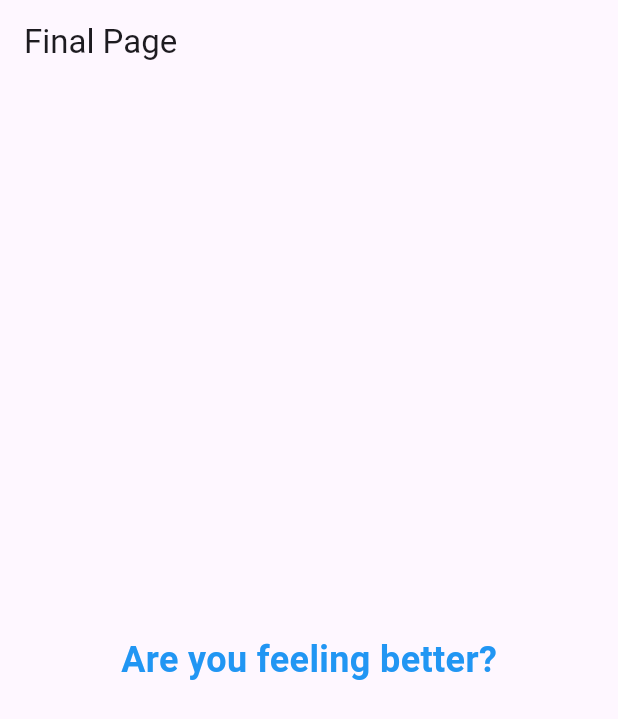
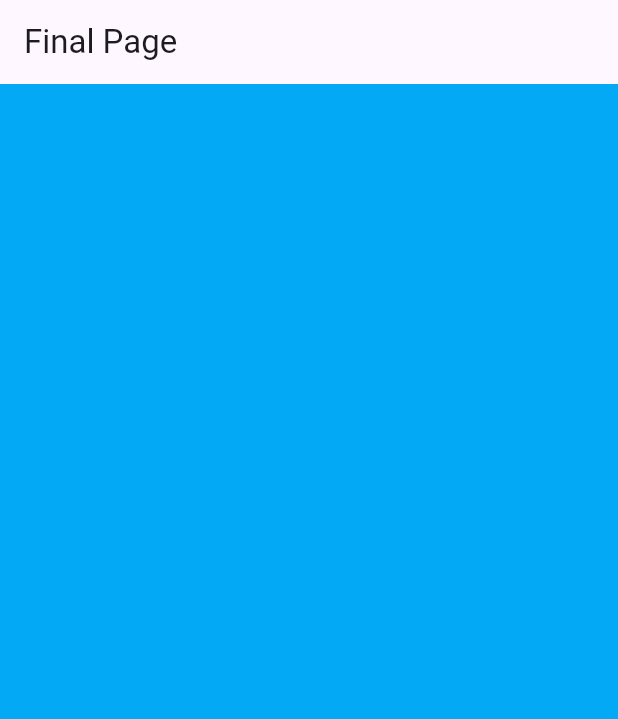
Before and after one commit to sn119/mental_health_app, a Flutter app: the screen it shows after launch, on a phone screen of 412 x 824 dp. Shown: the top 719 px of the screen. Run offline on Flutter 3.47's test engine with Material 3 defaults, Android fonts, the phone set to English and light mode, and no system bars.

Commit message:
edited colors for final page

```diff
--- a/lib/main.dart
+++ b/lib/main.dart
@@ -24,13 +24,14 @@ class FinalPage extends StatelessWidget {
       appBar: AppBar(
         title: Text('Final Page'),
       ),
+      backgroundColor: Colors.lightBlue,
       body: Center(
         child: Text(
           'Are you feeling better?',
           style: TextStyle(
             fontSize: 24.0,
             fontWeight: FontWeight.bold,
-            color: Colors.blue,
+            color: Color.fromARGB(0, 0, 0, 0),
           ),
         ),
       ),
```
